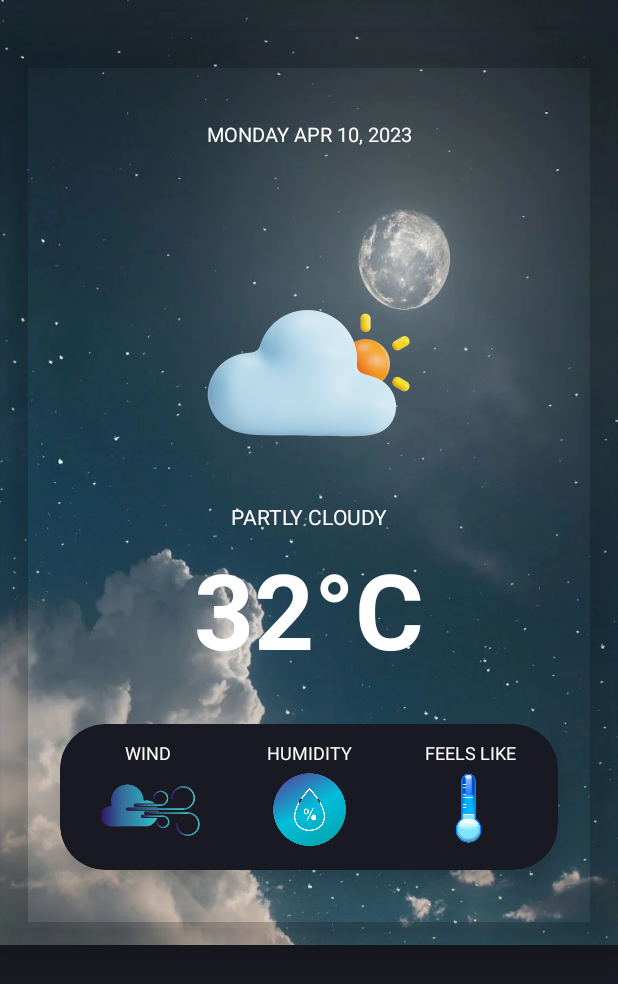
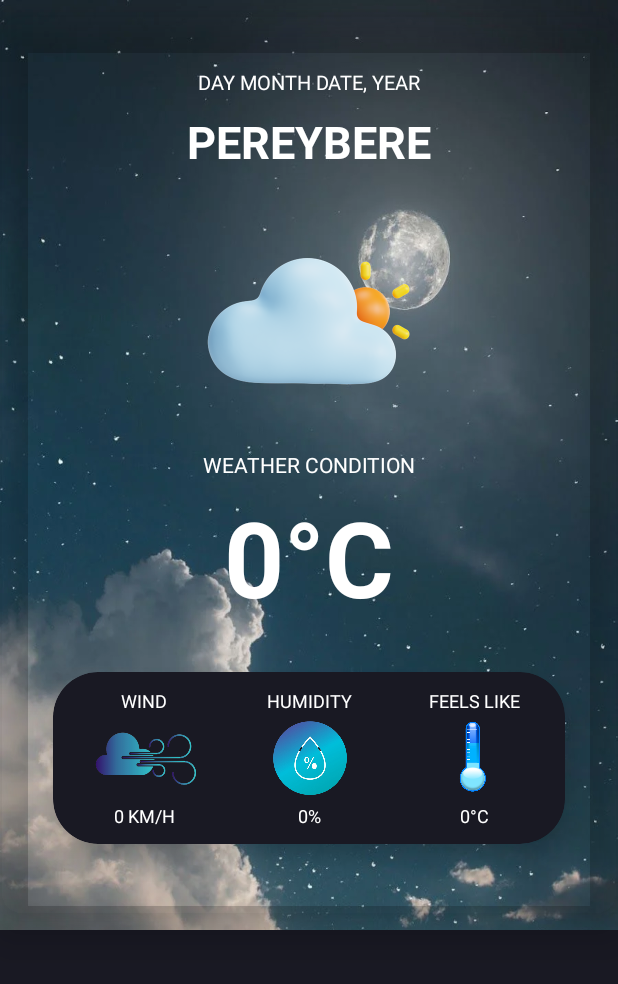
Before and after one commit to githiomi/Global_Weather, an Android app: the screen it shows after launch (MainActivity), on a phone screen of 412 x 824 dp. Shown: the top 984 px of the screen. Run offline under Robolectric (Android 15) with nearby library versions, the phone set to English and light mode, and no system bars; our stand-ins replace Picasso, Volley; network calls fail; pictures from the network do not load.

```diff
--- a/app/src/main/res/layout/activity_main.xml
+++ b/app/src/main/res/layout/activity_main.xml
@@ -13,7 +13,7 @@
         android:id="@+id/mainCardView"
         android:layout_width="match_parent"
         android:layout_height="600dp"
-        android:layout_marginTop="20dp"
+        android:layout_marginTop="10dp"
         app:cardCornerRadius="15dp"
         app:cardBackgroundColor="@color/transparent"
         app:cardElevation="15dp">
@@ -21,7 +21,7 @@
         <RelativeLayout
             android:layout_width="match_parent"
             android:layout_height="match_parent"
-            android:padding="10dp">
+            android:padding="5dp">
 
             <TextView
                 android:id="@+id/TV_date"
@@ -31,7 +31,7 @@
                 android:textAlignment="center"
                 android:textAllCaps="true"
                 android:textColor="@color/white"
-                android:layout_marginTop="50dp"
+                android:layout_marginTop="30dp"
                 android:textSize="13sp" />
 
             <TextView
@@ -56,7 +56,7 @@
                 android:layout_marginTop="10dp"
                 android:adjustViewBounds="true"
                 android:background="@color/transparent"
-                android:contentDescription="@string/weather_icon"
+                android:contentDescription="@string/image"
                 android:scaleType="centerInside"
                 android:src="@drawable/weather_icon" />
 
--- a/app/src/main/res/values/strings.xml
+++ b/app/src/main/res/values/strings.xml
@@ -2,18 +2,17 @@
     <string name="app_name">Global Weather</string>
 
     <!-- Added Strings -->
-    <string name="date_today">Monday Apr 10, 2023</string>
+    <string name="date_today">Day Month Date, Year</string>
     <string name="town_name">Town Name</string>
-    <string name="weather_icon">Weather Icon</string>
-    <string name="weather_type">Partly Cloudy</string>
+    <string name="weather_type">Weather Condition</string>
     <string name="temperature">Temperature</string>
     <string name="feels_like">Feels Like</string>
-    <string name="main_temperature">32°C</string>
+    <string name="main_temperature">0°C</string>
     <string name="wind">Wind</string>
     <string name="image">Image Input</string>
-    <string name="wind_speed">32 Km/h</string>
+    <string name="wind_speed">0 Km/h</string>
     <string name="humidity">Humidity</string>
-    <string name="humidity_percentage">70%</string>
+    <string name="humidity_percentage">0%</string>
     <string name="day_tracker">Day X</string>
 
 </resources>
```
Also changed, not shown: app/src/main/java/githiomi/dhosiolux/globalweather/MainActivity.java (+70 -67 lines).
